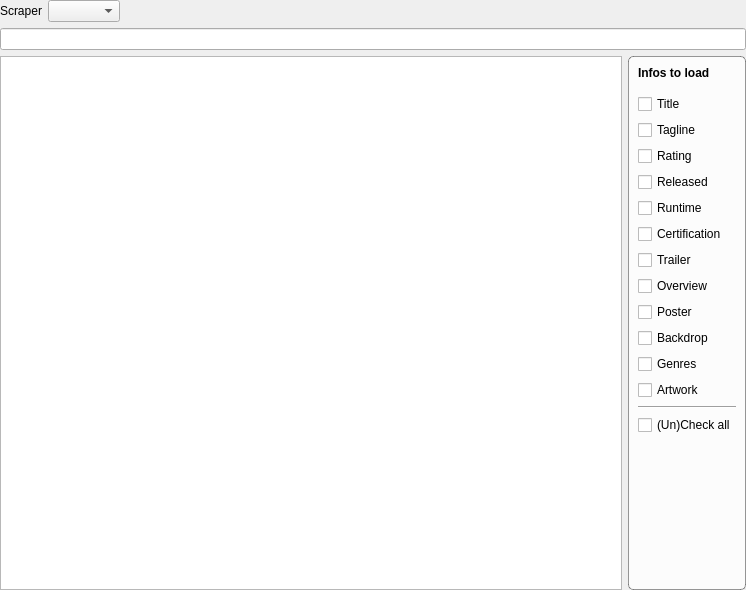
Old version of the form concerts/ConcertSearchWidget.ui in the repository Komet/MediaElch.
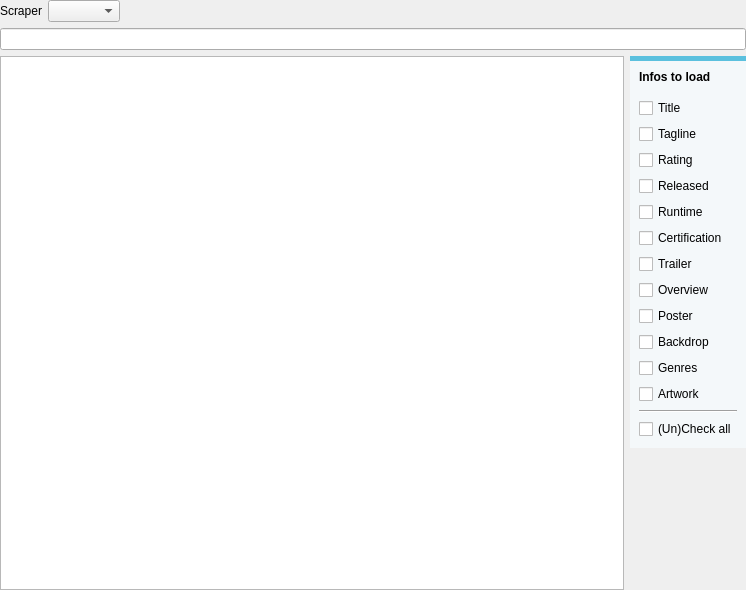
New version of the form. Custom widgets are drawn as their Qt base class.

Commit message: Fixes #206 Show id in music search results; improved search widget layout

```diff
--- a/concerts/ConcertSearchWidget.ui
+++ b/concerts/ConcertSearchWidget.ui
@@ -89,12 +89,14 @@
       </widget>
      </item>
      <item>
+      <layout class="QVBoxLayout" name="verticalLayout_2">
+       <item>
       <widget class="QGroupBox" name="groupBox">
        <property name="styleSheet">
         <string notr="true">QGroupBox {
-	border: 1px solid rgba(0, 0, 0, 100);
-	border-radius: 5px;
-	background-color: rgba(255, 255, 255, 200);
+    border-radius: 0px;
+    border-top: 5px solid #5BC0DE; 
+    background-color: #F4F8FA;
 }</string>
        </property>
        <property name="title">
@@ -231,6 +233,9 @@
           </property>
          </widget>
         </item>
+         </layout>
+        </widget>
+       </item>
         <item>
          <spacer name="verticalSpacer_4">
           <property name="orientation">
@@ -245,7 +250,6 @@
          </spacer>
         </item>
        </layout>
-      </widget>
      </item>
     </layout>
    </item>
```
Left out of the diff: 11 changed lines with no effect on the pictures. Lines whose indentation alone changed are shown as unchanged. The commit also changes 9 other files.
